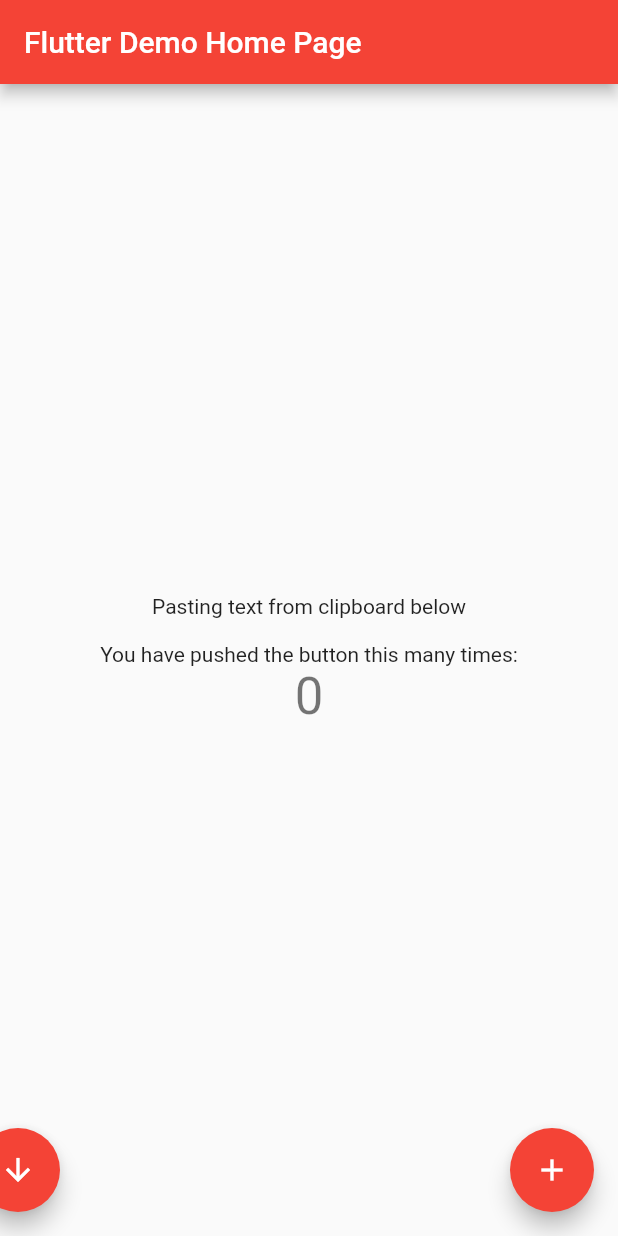
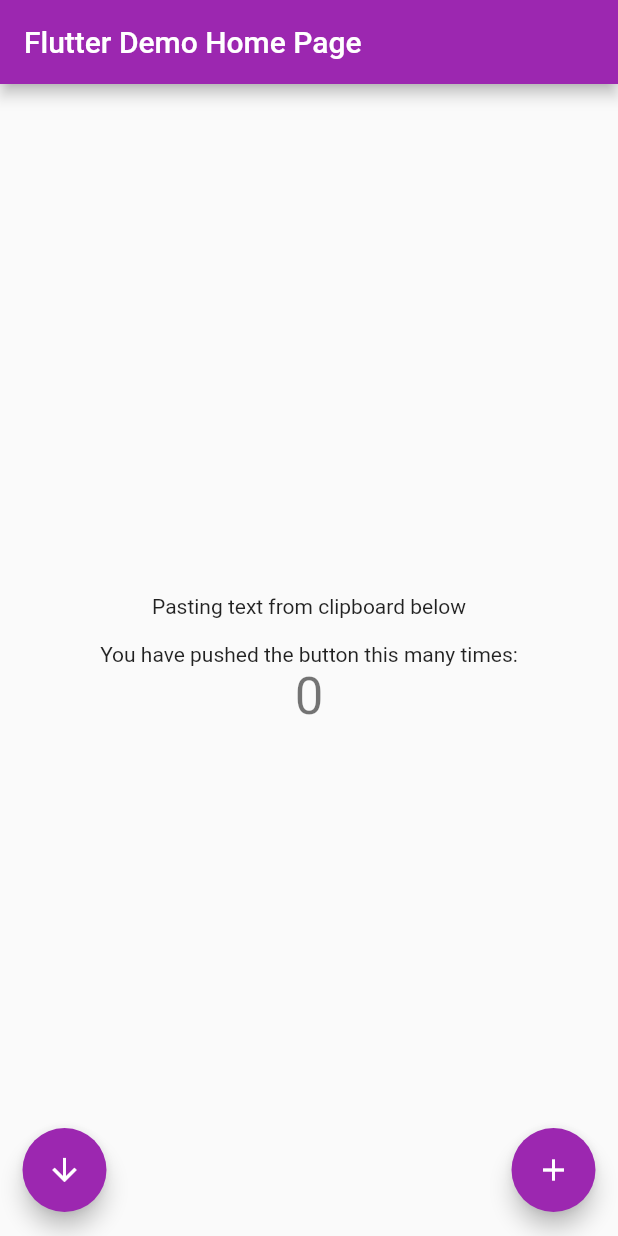
Before and after one commit to SentientMuffin/ClipStream, a Flutter app: the screen it shows after launch, on a phone screen of 412 x 824 dp. Run offline on Flutter 3.47's test engine with Material 2 defaults, Android fonts, the phone set to English and light mode, and no system bars; missing offline and left inert: dart:ffi.

Commit message:
Correct margin for floatButtons

```diff
--- a/lib/main.dart
+++ b/lib/main.dart
@@ -23,7 +23,7 @@ class MyApp extends StatelessWidget {
         // or simply save your changes to "hot reload" in a Flutter IDE).
         // Notice that the counter didn't reset back to zero; the application
         // is not restarted.
-        primarySwatch: Colors.red,
+        primarySwatch: Colors.purple,
       ),
       home: MyHomePage(title: 'Flutter Demo Home Page'),
     );
@@ -73,6 +73,12 @@ class _MyHomePageState extends State<MyHomePage> {
     setState(() {
       _textValue = data.text;
     });
+  }
+
+  BoxDecoration borderLines() {
+    return BoxDecoration(
+      border: Border.all(),
+    );
   }
 
   @override
@@ -125,8 +131,11 @@ class _MyHomePageState extends State<MyHomePage> {
           ],
         ),
       ),
-      floatingActionButton: Row(
-
+      floatingActionButton: Container(
+        margin: EdgeInsets.only(left: 15, right: 15),
+        // width: MediaQuery.of(context).size.width - 40,
+        // decoration: borderLines(),
+        child: Row(
           mainAxisAlignment: MainAxisAlignment.spaceBetween,
           children: [
             FloatingActionButton(
@@ -140,9 +149,11 @@ class _MyHomePageState extends State<MyHomePage> {
               },
               tooltip: 'Increment',
               child: Icon(Icons.add),
-          ), // This trailing comma makes auto-formatting nicer for build methods.
-        ]
             ),
+          ], // <Widget>[]
+        ),
+      ),
+      floatingActionButtonLocation: FloatingActionButtonLocation.centerFloat,
     );
   }
 }
```
Lines whose indentation alone changed are shown as unchanged.
